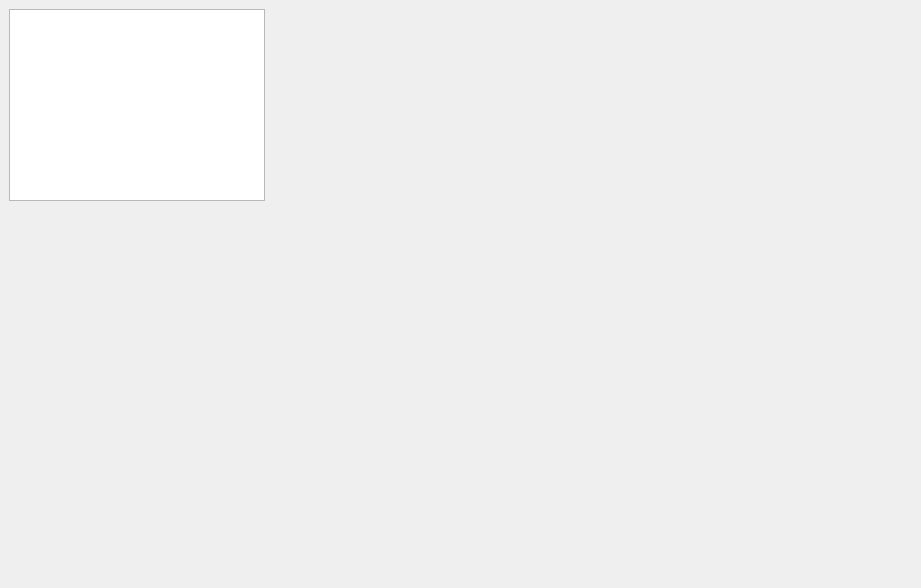
First picture: the form in DxUi/widget/mainpanel.ui, repository flywingsky/Droid4XRebuildUI, before the edit.
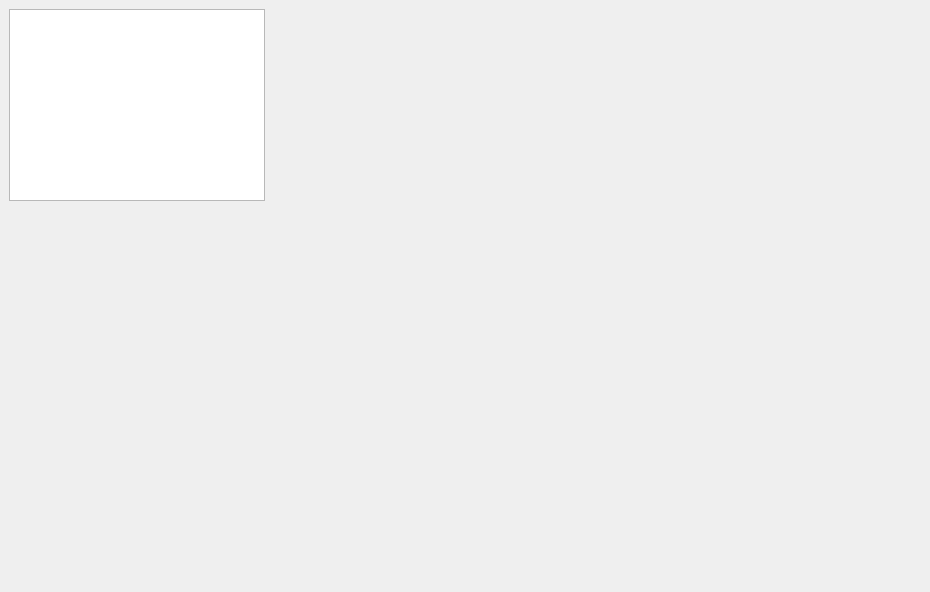
Second picture: the form after the edit. Custom widgets are drawn as their Qt base class.

Patch:
```diff
--- a/DxUi/widget/mainpanel.ui
+++ b/DxUi/widget/mainpanel.ui
@@ -6,8 +6,8 @@
    <rect>
     <x>0</x>
     <y>0</y>
-    <width>921</width>
-    <height>588</height>
+    <width>930</width>
+    <height>592</height>
    </rect>
   </property>
   <property name="windowTitle">
```
